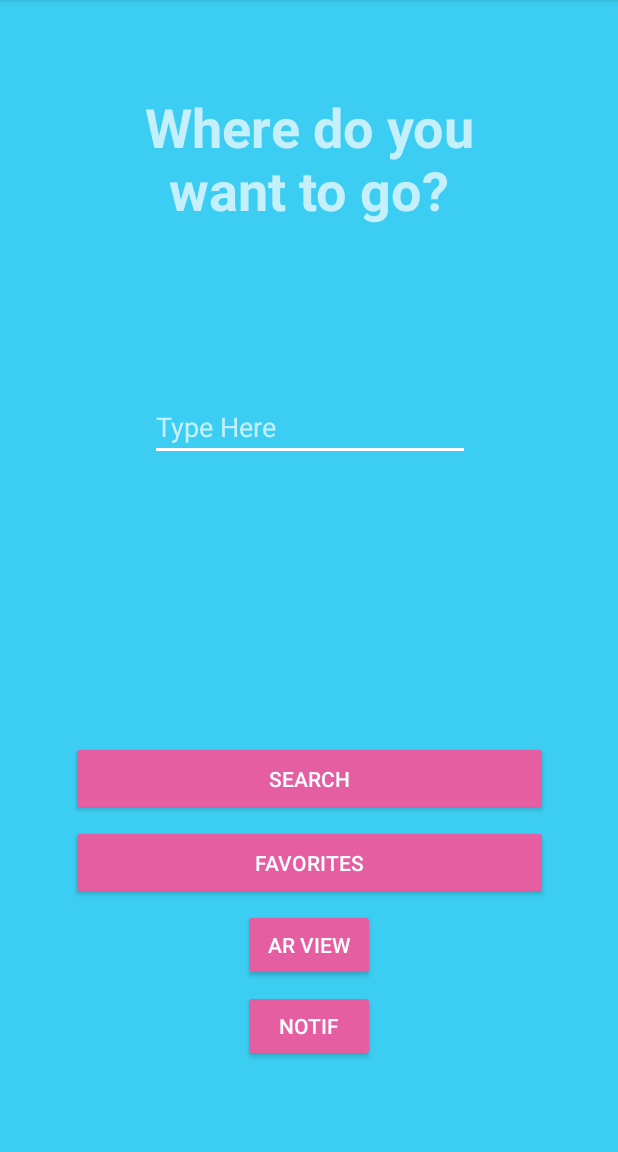
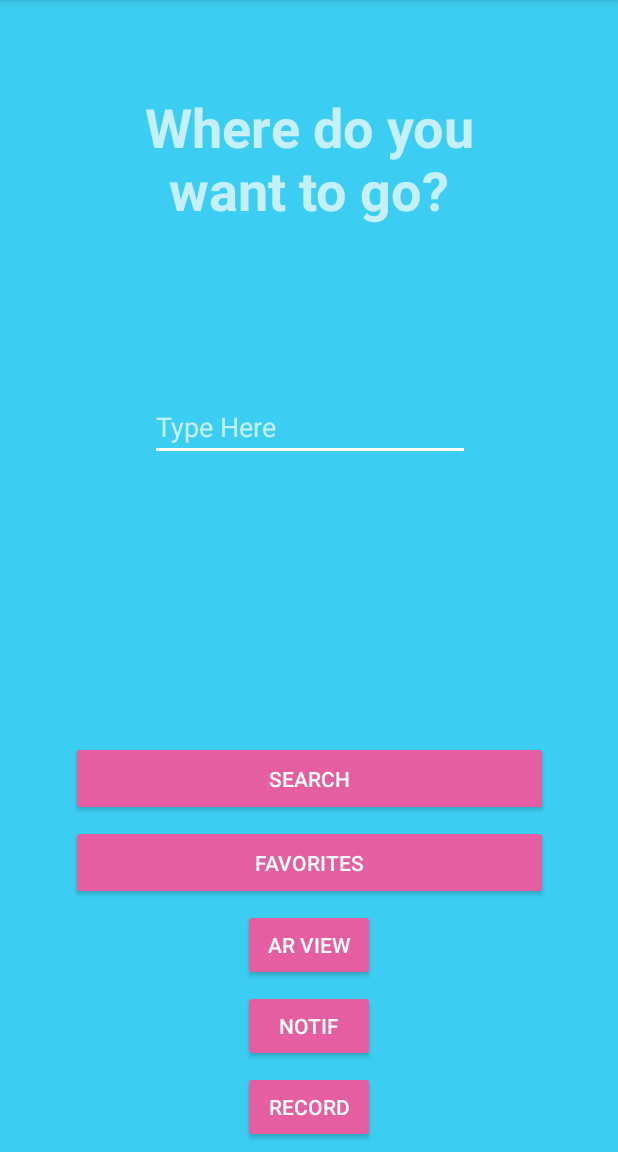
Before and after one commit to naufik/COMP30022-WFIO-app, an Android app: the ElderNavigation screen opened directly, with no data from a screen before it, on a phone screen of 412 x 824 dp, the part 84-1236 px from its top. Run offline under Robolectric (Android 15) with nearby library versions, the phone set to English and light mode, and no system bars; network calls fail.

Commit message:
added another button in elder navigation

```diff
--- a/app/src/main/java/com/navigation/wfio_dlyw/navigation/ElderNavigation.java
+++ b/app/src/main/java/com/navigation/wfio_dlyw/navigation/ElderNavigation.java
@@ -50,9 +50,15 @@ public class ElderNavigation extends AppCompatActivity {
         Toolbar myToolbar = (Toolbar) findViewById(R.id.toolbarEN);
         setSupportActionBar(myToolbar);
 
+        Button recordButton = (Button) findViewById(R.id.recVoice);
+        recordButton.setOnClickListener(view -> {
+            Intent startIntent = new Intent(getApplicationContext(), RecordVoice.class);
+            startActivity(startIntent);
+        });
+
         Button arButton = (Button) findViewById(R.id.AR);
         arButton.setOnClickListener(view -> {
-            Intent startIntent = new Intent(getApplicationContext(), RecordVoice.class);
+            Intent startIntent = new Intent(getApplicationContext(), UnityPlayerActivity.class);
             startActivity(startIntent);
         });
     }
--- a/app/src/main/res/layout/activity_elder_navigation.xml
+++ b/app/src/main/res/layout/activity_elder_navigation.xml
@@ -110,4 +110,18 @@
         app:layout_constraintStart_toStartOf="parent"
         app:layout_constraintTop_toBottomOf="@+id/favoritesButton" />
 
+    <Button
+        android:id="@+id/recVoice"
+        android:layout_width="wrap_content"
+        android:layout_height="wrap_content"
+        android:layout_marginBottom="8dp"
+        android:layout_marginEnd="8dp"
+        android:layout_marginStart="8dp"
+        android:layout_marginTop="8dp"
+        android:text="Record"
+        app:layout_constraintBottom_toBottomOf="parent"
+        app:layout_constraintEnd_toEndOf="parent"
+        app:layout_constraintStart_toStartOf="parent"
+        app:layout_constraintTop_toBottomOf="@+id/notif" />
+
 </android.support.constraint.ConstraintLayout>
```
